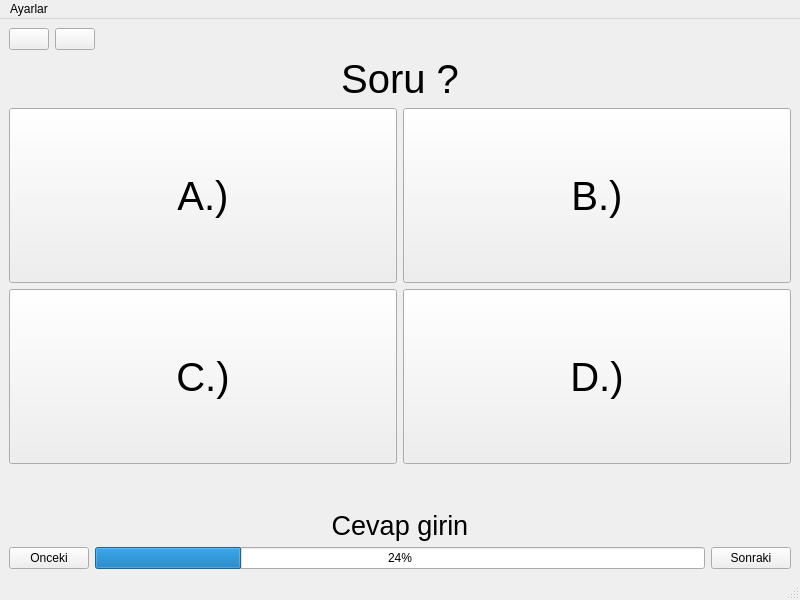
Qt form test.ui (SuatCobankaya/ingilizce) before a commit.
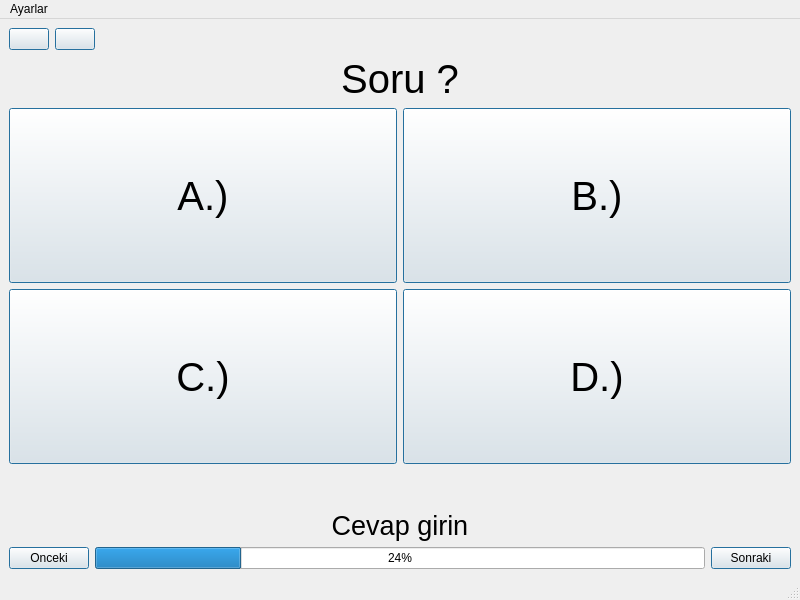
The same form after that commit. Icons and pictures are not drawn.

```diff
--- a/test.ui
+++ b/test.ui
@@ -23,7 +23,11 @@
          <string/>
         </property>
         <property name="icon">
-         <iconset theme="QIcon::ThemeIcon::GoPrevious"/>
+         <iconset>
+          <normaloff>geri.png</normaloff>geri.png</iconset>
+        </property>
+        <property name="default">
+         <bool>true</bool>
         </property>
        </widget>
       </item>
@@ -33,7 +37,11 @@
          <string/>
         </property>
         <property name="icon">
-         <iconset theme="QIcon::ThemeIcon::GoHome"/>
+         <iconset>
+          <normaloff>main.png</normaloff>main.png</iconset>
+        </property>
+        <property name="default">
+         <bool>true</bool>
         </property>
        </widget>
       </item>
@@ -91,6 +99,9 @@
         <property name="text">
          <string>B.)</string>
         </property>
+        <property name="default">
+         <bool>true</bool>
+        </property>
        </widget>
       </item>
       <item row="0" column="0">
@@ -109,6 +120,9 @@
         <property name="text">
          <string>A.)</string>
         </property>
+        <property name="default">
+         <bool>true</bool>
+        </property>
        </widget>
       </item>
       <item row="1" column="0">
@@ -127,6 +141,9 @@
         <property name="text">
          <string>C.)</string>
         </property>
+        <property name="default">
+         <bool>true</bool>
+        </property>
        </widget>
       </item>
       <item row="1" column="1">
@@ -145,6 +162,9 @@
         <property name="text">
          <string>D.)</string>
         </property>
+        <property name="default">
+         <bool>true</bool>
+        </property>
        </widget>
       </item>
       <item row="2" column="0">
@@ -184,6 +204,9 @@
         <property name="text">
          <string>Onceki</string>
         </property>
+        <property name="default">
+         <bool>true</bool>
+        </property>
        </widget>
       </item>
       <item>
@@ -198,6 +221,9 @@
         <property name="text">
          <string>Sonraki</string>
         </property>
+        <property name="default">
+         <bool>true</bool>
+        </property>
        </widget>
       </item>
      </layout>
```
